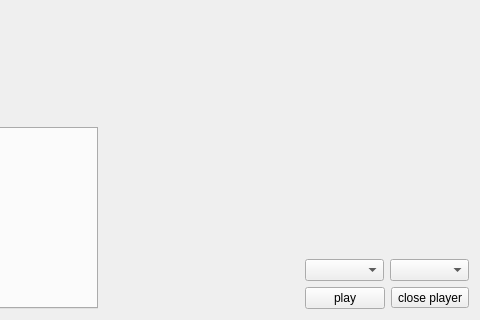
Above: ui/main.ui from hasanpasha/QtCinemana before the change; both pictures show x 320 to 800 and y 204 to 524 of the 800 by 524 pixel window. Below: the same form after it.
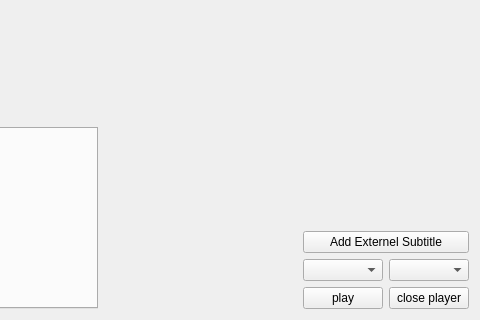
That is the form after the change. The open tabs and pages were chosen to show the change.

Commit message: feature: add externel subtitles

Diff of the .ui file:
```diff
--- a/ui/main.ui
+++ b/ui/main.ui
@@ -488,6 +488,13 @@
                       </item>
                       <item>
                        <layout class="QVBoxLayout" name="verticalLayout_14">
+                        <item>
+                         <widget class="QPushButton" name="btnaddsub">
+                          <property name="text">
+                           <string>Add Externel Subtitle</string>
+                          </property>
+                         </widget>
+                        </item>
                         <item>
                          <layout class="QHBoxLayout" name="horizontalLayout_10">
                           <item>
@@ -508,7 +515,7 @@
                            </widget>
                           </item>
                           <item>
-                           <widget class="QToolButton" name="btncloseplayer">
+                           <widget class="QPushButton" name="btncloseplayer">
                             <property name="text">
                              <string>close player</string>
                             </property>
```
Left out of the diff: 2 changed lines with no effect on the pictures. The commit also changes 2 other files.
